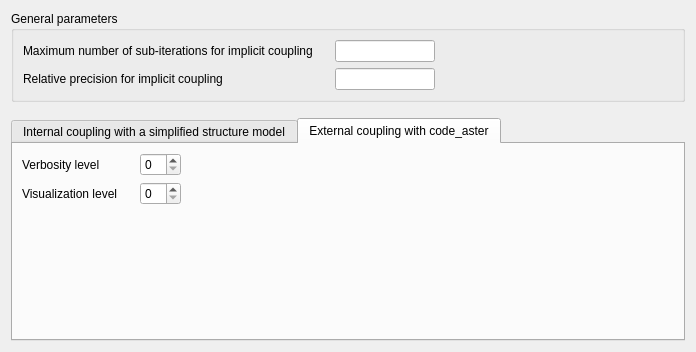
This is python/code_saturne/gui/case/FluidStructureInteractionForm.ui in code-saturne/code_saturne as Qt 5 draws it before an edit. The edited form follows.
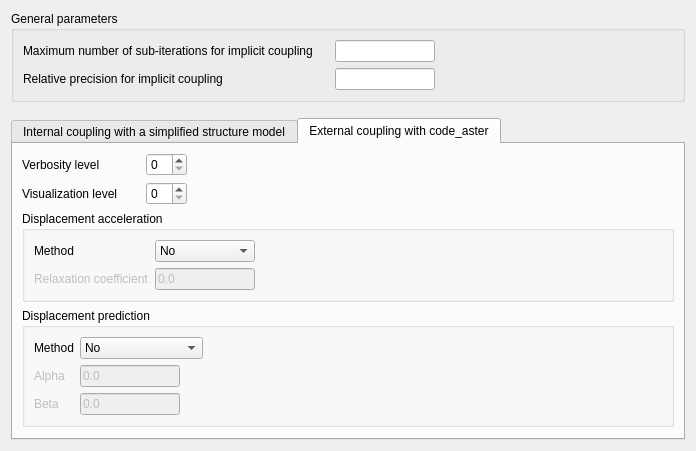
This is the edited form. The open tabs and pages were chosen to show the change. Icons and pictures are not drawn.

Commit message: [CPL] Add relaxation and prediction for aster coupling

```diff
--- a/python/code_saturne/gui/case/FluidStructureInteractionForm.ui
+++ b/python/code_saturne/gui/case/FluidStructureInteractionForm.ui
@@ -220,69 +220,309 @@
        <string>External coupling with code_aster</string>
       </attribute>
       <layout class="QGridLayout" name="gridLayout_8">
-       <item row="0" column="1">
-        <spacer name="horizontalSpacer">
-         <property name="orientation">
-          <enum>Qt::Horizontal</enum>
-         </property>
-         <property name="sizeType">
-          <enum>QSizePolicy::Fixed</enum>
-         </property>
-         <property name="sizeHint" stdset="0">
-          <size>
-           <width>16</width>
-           <height>16</height>
-          </size>
-         </property>
-        </spacer>
-       </item>
-       <item row="2" column="0">
-        <spacer name="verticalSpacer">
-         <property name="orientation">
-          <enum>Qt::Vertical</enum>
-         </property>
-         <property name="sizeHint" stdset="0">
-          <size>
-           <width>20</width>
-           <height>403</height>
-          </size>
-         </property>
-        </spacer>
-       </item>
-       <item row="1" column="0">
-        <widget class="QLabel" name="label_ast_vis">
-         <property name="text">
-          <string>Visualization level</string>
-         </property>
-        </widget>
-       </item>
-       <item row="0" column="0">
-        <widget class="QLabel" name="label_ast_log">
-         <property name="text">
-          <string>Verbosity level</string>
-         </property>
-        </widget>
-       </item>
-       <item row="1" column="2">
-        <widget class="QSpinBox" name="spinBox_ast_viz"/>
-       </item>
-       <item row="0" column="3">
-        <spacer name="horizontalSpacer_2">
-         <property name="orientation">
-          <enum>Qt::Horizontal</enum>
-         </property>
-         <property name="sizeHint" stdset="0">
-          <size>
-           <width>40</width>
-           <height>20</height>
-          </size>
-         </property>
-        </spacer>
-       </item>
-       <item row="0" column="2">
-        <widget class="QSpinBox" name="spinBox_ast_log"/>
-       </item>
-      </layout>
+              <item row="0" column="0">
+                <widget class="QLabel" name="label_ast_log">
+                  <property name="text">
+                    <string>Verbosity level</string>
+                  </property>
+                </widget>
+              </item>
+
+              <item row="0" column="1">
+                <spacer name="horizontalSpacer">
+                  <property name="orientation">
+                    <enum>Qt::Horizontal</enum>
+                  </property>
+                  <property name="sizeType">
+                    <enum>QSizePolicy::Fixed</enum>
+                  </property>
+                  <property name="sizeHint" stdset="0">
+                    <size>
+                      <width>16</width>
+                      <height>16</height>
+                    </size>
+                  </property>
+                </spacer>
+              </item>
+
+              <item row="0" column="2">
+                <widget class="QSpinBox" name="spinBox_ast_log" />
+              </item>
+
+              <item row="0" column="3">
+                <spacer name="horizontalSpacer_2">
+                  <property name="orientation">
+                    <enum>Qt::Horizontal</enum>
+                  </property>
+                  <property name="sizeHint" stdset="0">
+                    <size>
+                      <width>40</width>
+                      <height>20</height>
+                    </size>
+                  </property>
+                </spacer>
+              </item>
+
+              <item row="1" column="0">
+                <widget class="QLabel" name="label_ast_vis">
+                  <property name="text">
+                    <string>Visualization level</string>
+                  </property>
+                </widget>
+              </item>
+
+              <item row="1" column="2">
+                <widget class="QSpinBox" name="spinBox_ast_viz" />
+              </item>
+
+              <item row="2" column="0" colspan="4">
+                <widget class="QGroupBox" name="groupBoxDisplacementAcceleration">
+                  <property name="title">
+                    <string>Displacement acceleration</string>
+                  </property>
+
+                  <layout class="QGridLayout" name="gridLayoutDisplacementAcceleration">
+                    <item row="0" column="0">
+                      <widget class="QLabel" name="labelDisplacementAccelerationMethod">
+                        <property name="text">
+                          <string>Method</string>
+                        </property>
+                      </widget>
+                    </item>
+
+                    <item row="0" column="1">
+                      <widget class="QComboBox" name="comboBoxDisplacementAcceleration">
+                        <property name="toolTip">
+                          <string>Acceleration method used for the displacement coupling</string>
+                        </property>
+                        <property name="currentIndex">
+                          <number>0</number>
+                        </property>
+
+                        <item>
+                          <property name="text">
+                            <string>No</string>
+                          </property>
+                        </item>
+
+                        <item>
+                          <property name="text">
+                            <string>Relaxation</string>
+                          </property>
+                        </item>
+
+                        <item>
+                          <property name="text">
+                            <string>Aitken</string>
+                          </property>
+                        </item>
+                      </widget>
+                    </item>
+
+                    <item row="0" column="2">
+                      <spacer name="horizontalSpacerDisplacementAcceleration">
+                        <property name="orientation">
+                          <enum>Qt::Horizontal</enum>
+                        </property>
+                        <property name="sizeHint" stdset="0">
+                          <size>
+                            <width>40</width>
+                            <height>20</height>
+                          </size>
+                        </property>
+                      </spacer>
+                    </item>
+
+                    <item row="1" column="0">
+                      <widget class="QLabel" name="labelDisplacementRelaxation">
+                        <property name="enabled">
+                          <bool>false</bool>
+                        </property>
+                        <property name="text">
+                          <string>Relaxation coefficient</string>
+                        </property>
+                      </widget>
+                    </item>
+
+                    <item row="1" column="1">
+                      <widget class="QLineEdit"
+                        name="lineEditDisplacementRelaxation">
+                        <property name="enabled">
+                          <bool>false</bool>
+                        </property>
+                        <property name="maximumSize">
+                          <size>
+                            <width>100</width>
+                            <height>16777215</height>
+                          </size>
+                        </property>
+                        <property name="toolTip">
+                          <string>Displacement relaxation coefficient</string>
+                        </property>
+                        <property name="text">
+                          <string>0.0</string>
+                        </property>
+                        <property name="readOnly">
+                          <bool>true</bool>
+                        </property>
+                      </widget>
+                    </item>
+
+                  </layout>
+                </widget>
+              </item>
+
+              <item row="3" column="0" colspan="4">
+                <widget class="QGroupBox" name="groupBoxDisplacementPrediction">
+                  <property name="title">
+                    <string>Displacement prediction</string>
+                  </property>
+
+                  <layout class="QGridLayout" name="gridLayoutDisplacementPrediction">
+
+                    <item row="0" column="0">
+                      <widget class="QLabel" name="labelDisplacementPredictionMethod">
+                        <property name="text">
+                          <string>Method</string>
+                        </property>
+                      </widget>
+                    </item>
+
+                    <item row="0" column="1">
+                      <widget class="QComboBox" name="comboBoxDisplacementPrediction">
+                        <property name="toolTip">
+                          <string>Prediction method used for the displacement coupling</string>
+                        </property>
+                        <property name="currentIndex">
+                          <number>0</number>
+                        </property>
+
+                        <item>
+                          <property name="text">
+                            <string>No</string>
+                          </property>
+                        </item>
+
+                        <item>
+                          <property name="text">
+                            <string>Explicit Euler</string>
+                          </property>
+                        </item>
+
+                        <item>
+                          <property name="text">
+                            <string>Adams-Bashforth</string>
+                          </property>
+                        </item>
+
+                        <item>
+                          <property name="text">
+                            <string>User</string>
+                          </property>
+                        </item>
+                      </widget>
+                    </item>
+
+                    <item row="0" column="2">
+                      <spacer name="horizontalSpacerDisplacementPrediction">
+                        <property name="orientation">
+                          <enum>Qt::Horizontal</enum>
+                        </property>
+                        <property name="sizeHint" stdset="0">
+                          <size>
+                            <width>40</width>
+                            <height>20</height>
+                          </size>
+                        </property>
+                      </spacer>
+                    </item>
+
+                    <item row="1" column="0">
+                      <widget class="QLabel" name="labelDisplacementPredictionAlpha">
+                        <property name="enabled">
+                          <bool>false</bool>
+                        </property>
+                        <property name="text">
+                          <string>Alpha</string>
+                        </property>
+                      </widget>
+                    </item>
+
+                    <item row="1" column="1">
+                      <widget class="QLineEdit" name="lineEditDisplacementPredictionAlpha">
+                        <property name="enabled">
+                          <bool>false</bool>
+                        </property>
+                        <property name="maximumSize">
+                          <size>
+                            <width>100</width>
+                            <height>16777215</height>
+                          </size>
+                        </property>
+                        <property name="toolTip">
+                          <string>Alpha coefficient used by the displacement predictor</string>
+                        </property>
+                        <property name="text">
+                          <string>0.0</string>
+                        </property>
+                        <property name="readOnly">
+                          <bool>true</bool>
+                        </property>
+                      </widget>
+                    </item>
+
+                    <item row="2" column="0">
+                      <widget class="QLabel" name="labelDisplacementPredictionBeta">
+                        <property name="enabled">
+                          <bool>false</bool>
+                        </property>
+                        <property name="text">
+                          <string>Beta</string>
+                        </property>
+                      </widget>
+                    </item>
+
+                    <item row="2" column="1">
+                      <widget class="QLineEdit" name="lineEditDisplacementPredictionBeta">
+                        <property name="enabled">
+                          <bool>false</bool>
+                        </property>
+                        <property name="maximumSize">
+                          <size>
+                            <width>100</width>
+                            <height>16777215</height>
+                          </size>
+                        </property>
+                        <property name="toolTip">
+                          <string>Beta coefficient used by the displacement predictor</string>
+                        </property>
+                        <property name="text">
+                          <string>0.0</string>
+                        </property>
+                        <property name="readOnly">
+                          <bool>true</bool>
+                        </property>
+                      </widget>
+                    </item>
+
+                  </layout>
+                </widget>
+              </item>
+
+              <item row="4" column="0" colspan="4">
+                <spacer name="verticalSpacer">
+                  <property name="orientation">
+                    <enum>Qt::Vertical</enum>
+                  </property>
+                  <property name="sizeHint" stdset="0">
+                    <size>
+                      <width>20</width>
+                      <height>403</height>
+                    </size>
+                  </property>
+                </spacer>
+              </item>
+            </layout>
      </widget>
     </widget>
    </item>
```
The commit also changes 7 other files.
